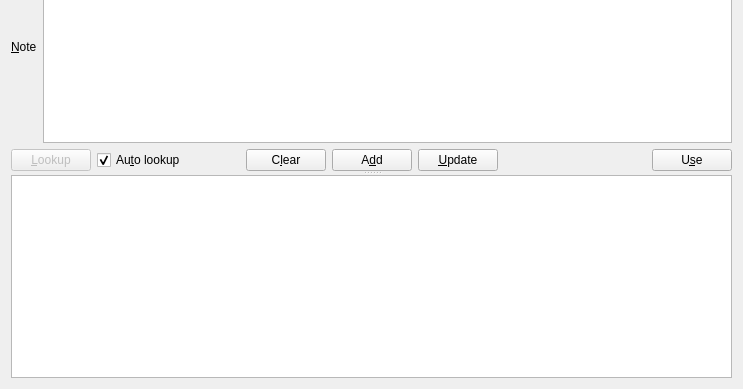
RoskildeSkiklub/ssfh, file src/hirerdialog.ui: the form before one commit; both pictures show x 0 to 743 and y 172 to 561 of the 743 by 561 pixel window.
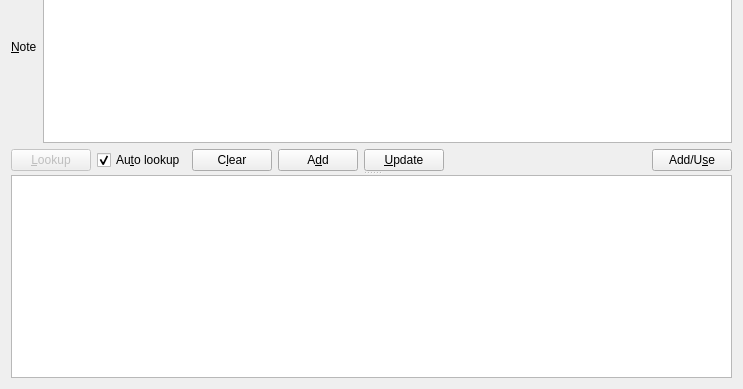
The form after the commit.

Commit message: Added implicit add to 'use' button. Streamlines a bit

Patch:
```diff
--- a/src/hirerdialog.ui
+++ b/src/hirerdialog.ui
@@ -219,19 +219,6 @@
            </property>
           </widget>
          </item>
-         <item>
-          <spacer name="horizontalSpacer_3">
-           <property name="orientation">
-            <enum>Qt::Horizontal</enum>
-           </property>
-           <property name="sizeHint" stdset="0">
-            <size>
-             <width>40</width>
-             <height>20</height>
-            </size>
-           </property>
-          </spacer>
-         </item>
          <item>
           <widget class="QPushButton" name="pushButton_clear">
            <property name="text">
@@ -269,7 +256,7 @@
          <item>
           <widget class="QPushButton" name="pushButton_use">
            <property name="text">
-            <string>U&amp;se</string>
+            <string>Add/U&amp;se</string>
            </property>
           </widget>
          </item>
```
The commit also changes 2 other files.
